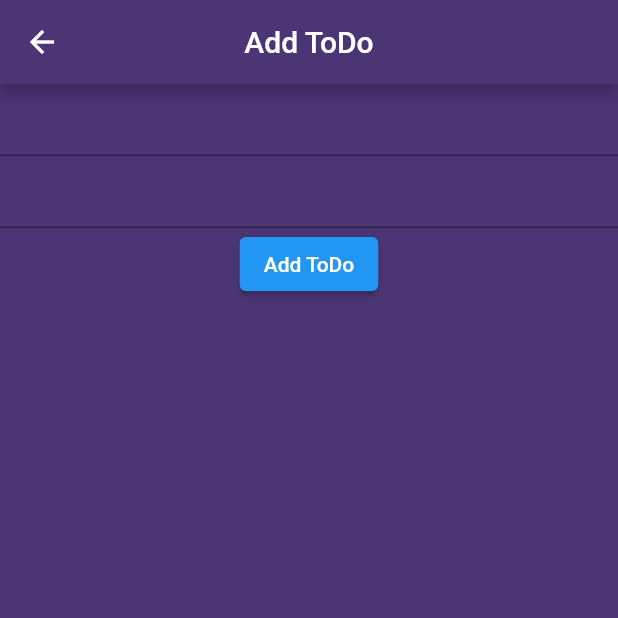
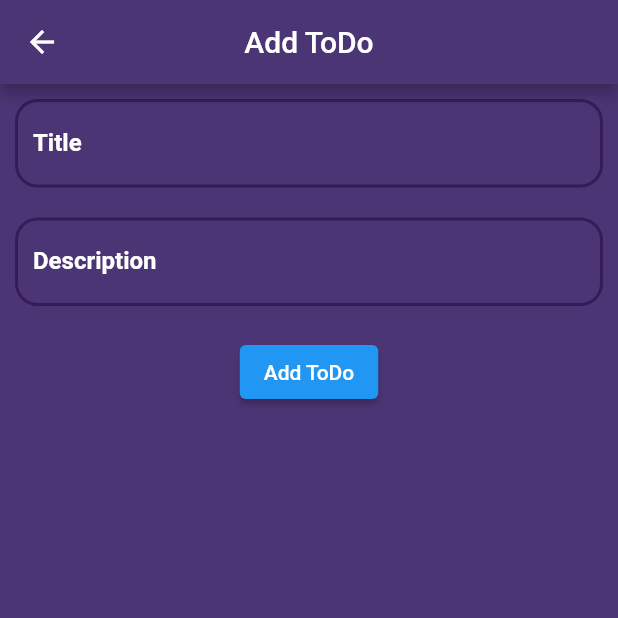
Before and after one commit to hamidghasemi1/ToDoList, a Flutter app: the screen it shows after launch, after a tap on the "add" icon, on a phone screen of 412 x 824 dp, the top half of it. Run offline on Flutter 3.47's test engine with Material 2 defaults, Android fonts, the phone set to English and light mode, and no system bars; our stand-ins replace hive, hive_flutter; accounts and stored records are empty.

Commit message:
Text filed design

```diff
--- a/lib/screens/todo_screen.dart
+++ b/lib/screens/todo_screen.dart
@@ -22,10 +22,9 @@ class ToDoScreen extends StatelessWidget {
 
   @override
   Widget build(BuildContext context) {
-    if(type == 'Update'){
+    if (type == 'Update') {
       title.text = getTitle;
       desc.text = getDesc;
-
     }
     return Scaffold(
       backgroundColor: kBGColor,
@@ -35,13 +34,71 @@ class ToDoScreen extends StatelessWidget {
         centerTitle: true,
         backgroundColor: kBGColor,
       ),
-      body: Column(
+      body: Padding(
+        padding: const EdgeInsets.all(10.0),
+        child: Column(
           children: [
             TextField(
               controller: title,
+              style: const TextStyle(
+                fontWeight: FontWeight.bold,
+                color: Colors.white,
+              ),
+              decoration: InputDecoration(
+                labelText: 'Title',
+                labelStyle: const TextStyle(
+                  fontWeight: FontWeight.bold,
+                  color: Colors.white,
+                ),
+                enabledBorder: OutlineInputBorder(
+                  borderRadius: BorderRadius.circular(15.0),
+                  borderSide: const BorderSide(
+                    width: 2,
+                    color: kIconColor,
+                  ),
+                ),
+                focusedBorder: OutlineInputBorder(
+                  borderRadius: BorderRadius.circular(15.0),
+                  borderSide: const BorderSide(
+                    width: 2,
+                    color: Colors.white,
+                  ),
+                ),
+              ),
+            ),
+            const SizedBox(
+              height: 20.0,
             ),
             TextField(
               controller: desc,
+              style: const TextStyle(
+                fontWeight: FontWeight.bold,
+                color: Colors.white,
+              ),
+              decoration: InputDecoration(
+                labelText: 'Description',
+                labelStyle: const TextStyle(
+                  fontWeight: FontWeight.bold,
+                  color: Colors.white,
+                ),
+                enabledBorder: OutlineInputBorder(
+                  borderRadius: BorderRadius.circular(15.0),
+                  borderSide: const BorderSide(
+                    width: 2,
+                    color: kIconColor,
+                  ),
+                ),
+                focusedBorder: OutlineInputBorder(
+                  borderRadius: BorderRadius.circular(15.0),
+                  borderSide: const BorderSide(
+                    width: 2,
+                    color: Colors.white,
+                  ),
+                ),
+              ),
+            ),
+            const SizedBox(
+              height: 20.0,
             ),
             ElevatedButton(
               onPressed: () {
@@ -53,6 +110,7 @@ class ToDoScreen extends StatelessWidget {
                   : const Text('Update ToDo'),
             ),
           ],
+        ),
       ),
     );
   }
```
Lines whose indentation alone changed are shown as unchanged.
